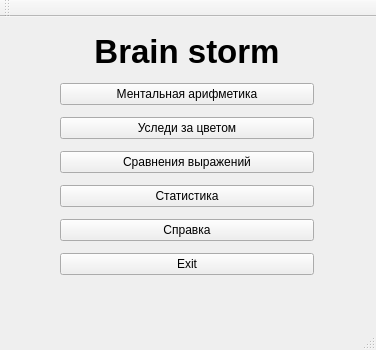
The window that mainwindow.ui (moevm/gui-1h2017-12) describes before a commit, drawn with Qt 5.
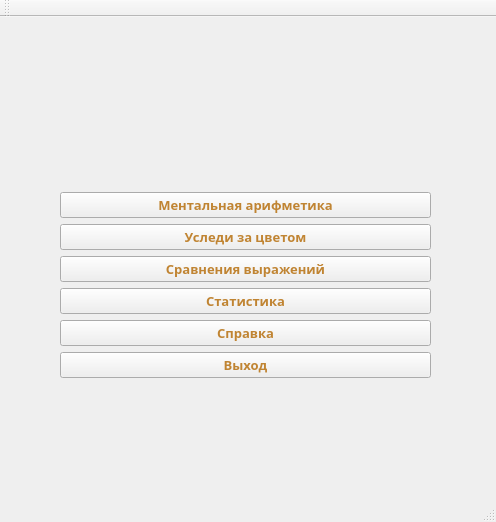
The same window after the commit. Icons and pictures are not drawn.

Diff of the .ui file:
```diff
--- a/mainwindow.ui
+++ b/mainwindow.ui
@@ -6,26 +6,74 @@
    <rect>
     <x>0</x>
     <y>0</y>
-    <width>376</width>
-    <height>350</height>
+    <width>496</width>
+    <height>522</height>
    </rect>
   </property>
+  <property name="palette">
+   <palette>
+    <active>
+     <colorrole role="ButtonText">
+      <brush brushstyle="SolidPattern">
+       <color alpha="255">
+        <red>192</red>
+        <green>132</green>
+        <blue>50</blue>
+       </color>
+      </brush>
+     </colorrole>
+    </active>
+    <inactive>
+     <colorrole role="ButtonText">
+      <brush brushstyle="SolidPattern">
+       <color alpha="255">
+        <red>192</red>
+        <green>132</green>
+        <blue>50</blue>
+       </color>
+      </brush>
+     </colorrole>
+    </inactive>
+    <disabled>
+     <colorrole role="ButtonText">
+      <brush brushstyle="SolidPattern">
+       <color alpha="255">
+        <red>120</red>
+        <green>120</green>
+        <blue>120</blue>
+       </color>
+      </brush>
+     </colorrole>
+    </disabled>
+   </palette>
+  </property>
+  <property name="font">
+   <font>
+    <family>Segoe UI Black</family>
+    <pointsize>10</pointsize>
+    <weight>75</weight>
+    <bold>true</bold>
+   </font>
+  </property>
   <property name="windowTitle">
    <string>MainWindow</string>
   </property>
+  <property name="tabShape">
+   <enum>QTabWidget::Triangular</enum>
+  </property>
   <widget class="QWidget" name="centralWidget">
    <widget class="QWidget" name="verticalLayoutWidget">
     <property name="geometry">
      <rect>
       <x>10</x>
       <y>10</y>
-      <width>354</width>
-      <height>270</height>
+      <width>471</width>
+      <height>437</height>
      </rect>
     </property>
     <layout class="QVBoxLayout" name="verticalLayout">
      <property name="sizeConstraint">
-      <enum>QLayout::SetDefaultConstraint</enum>
+      <enum>QLayout::SetMinimumSize</enum>
      </property>
      <property name="leftMargin">
       <number>50</number>
@@ -39,34 +87,196 @@
      <item>
       <widget class="QLabel" name="label">
        <property name="sizePolicy">
-        <sizepolicy hsizetype="Minimum" vsizetype="Maximum">
+        <sizepolicy hsizetype="Minimum" vsizetype="Fixed">
          <horstretch>0</horstretch>
          <verstretch>0</verstretch>
         </sizepolicy>
        </property>
-       <property name="font">
-        <font>
-         <pointsize>25</pointsize>
-         <weight>75</weight>
-         <bold>true</bold>
-        </font>
+       <property name="palette">
+        <palette>
+         <active>
+          <colorrole role="WindowText">
+           <brush brushstyle="SolidPattern">
+            <color alpha="255">
+             <red>192</red>
+             <green>132</green>
+             <blue>50</blue>
+            </color>
+           </brush>
+          </colorrole>
+          <colorrole role="Button">
+           <brush brushstyle="SolidPattern">
+            <color alpha="255">
+             <red>55</red>
+             <green>54</green>
+             <blue>63</blue>
+            </color>
+           </brush>
+          </colorrole>
+          <colorrole role="Text">
+           <brush brushstyle="SolidPattern">
+            <color alpha="255">
+             <red>192</red>
+             <green>132</green>
+             <blue>50</blue>
+            </color>
+           </brush>
+          </colorrole>
+          <colorrole role="ButtonText">
+           <brush brushstyle="SolidPattern">
+            <color alpha="255">
+             <red>192</red>
+             <green>132</green>
+             <blue>50</blue>
+            </color>
+           </brush>
+          </colorrole>
+         </active>
+         <inactive>
+          <colorrole role="WindowText">
+           <brush brushstyle="SolidPattern">
+            <color alpha="255">
+             <red>192</red>
+             <green>132</green>
+             <blue>50</blue>
+            </color>
+           </brush>
+          </colorrole>
+          <colorrole role="Button">
+           <brush brushstyle="SolidPattern">
+            <color alpha="255">
+             <red>55</red>
+             <green>54</green>
+             <blue>63</blue>
+            </color>
+           </brush>
+          </colorrole>
+          <colorrole role="Text">
+           <brush brushstyle="SolidPattern">
+            <color alpha="255">
+             <red>192</red>
+             <green>132</green>
+             <blue>50</blue>
+            </color>
+           </brush>
+          </colorrole>
+          <colorrole role="ButtonText">
+           <brush brushstyle="SolidPattern">
+            <color alpha="255">
+             <red>192</red>
+             <green>132</green>
+             <blue>50</blue>
+            </color>
+           </brush>
+          </colorrole>
+         </inactive>
+         <disabled>
+          <colorrole role="WindowText">
+           <brush brushstyle="SolidPattern">
+            <color alpha="255">
+             <red>120</red>
+             <green>120</green>
+             <blue>120</blue>
+            </color>
+           </brush>
+          </colorrole>
+          <colorrole role="Button">
+           <brush brushstyle="SolidPattern">
+            <color alpha="255">
+             <red>55</red>
+             <green>54</green>
+             <blue>63</blue>
+            </color>
+           </brush>
+          </colorrole>
+          <colorrole role="Text">
+           <brush brushstyle="SolidPattern">
+            <color alpha="255">
+             <red>120</red>
+             <green>120</green>
+             <blue>120</blue>
+            </color>
+           </brush>
+          </colorrole>
+          <colorrole role="ButtonText">
+           <brush brushstyle="SolidPattern">
+            <color alpha="255">
+             <red>120</red>
+             <green>120</green>
+             <blue>120</blue>
+            </color>
+           </brush>
+          </colorrole>
+         </disabled>
+        </palette>
        </property>
        <property name="text">
-        <string>&lt;CENTER&gt;Brain storm</string>
+        <string/>
+       </property>
+       <property name="pixmap">
+        <pixmap resource="imgfiles.qrc">:/images/foto/BrainLogo1.png</pixmap>
+       </property>
+       <property name="scaledContents">
+        <bool>false</bool>
+       </property>
+       <property name="alignment">
+        <set>Qt::AlignCenter</set>
        </property>
       </widget>
      </item>
+     <item>
+      <layout class="QVBoxLayout" name="verticalLayout_2">
+       <property name="leftMargin">
+        <number>0</number>
+       </property>
+       <property name="topMargin">
+        <number>5</number>
+       </property>
+       <property name="rightMargin">
+        <number>0</number>
+       </property>
+       <property name="bottomMargin">
+        <number>5</number>
+       </property>
      <item>
       <widget class="QPushButton" name="mental">
        <property name="enabled">
         <bool>true</bool>
        </property>
+         <property name="sizePolicy">
+          <sizepolicy hsizetype="Minimum" vsizetype="Maximum">
+           <horstretch>0</horstretch>
+           <verstretch>0</verstretch>
+          </sizepolicy>
+         </property>
+         <property name="font">
+          <font>
+           <weight>75</weight>
+           <bold>true</bold>
+          </font>
+         </property>
        <property name="cursor">
         <cursorShape>PointingHandCursor</cursorShape>
        </property>
+         <property name="contextMenuPolicy">
+          <enum>Qt::DefaultContextMenu</enum>
+         </property>
+         <property name="layoutDirection">
+          <enum>Qt::LeftToRight</enum>
+         </property>
        <property name="text">
         <string>Ментальная арифметика</string>
        </property>
+         <property name="icon">
+          <iconset resource="imgfiles.qrc">
+           <normaloff>:/images/foto/mat.png</normaloff>:/images/foto/mat.png</iconset>
+         </property>
+         <property name="iconSize">
+          <size>
+           <width>45</width>
+           <height>45</height>
+          </size>
+         </property>
       </widget>
      </item>
      <item>
@@ -74,6 +284,16 @@
        <property name="text">
         <string>Уследи за цветом</string>
        </property>
+         <property name="icon">
+          <iconset resource="imgfiles.qrc">
+           <normaloff>:/images/foto/Graphics-Painting-icon.png</normaloff>:/images/foto/Graphics-Painting-icon.png</iconset>
+         </property>
+         <property name="iconSize">
+          <size>
+           <width>45</width>
+           <height>45</height>
+          </size>
+         </property>
       </widget>
      </item>
      <item>
@@ -87,6 +307,16 @@
        <property name="text">
         <string>Сравнения выражений</string>
        </property>
+         <property name="icon">
+          <iconset resource="imgfiles.qrc">
+           <normaloff>:/images/foto/justice.png</normaloff>:/images/foto/justice.png</iconset>
+         </property>
+         <property name="iconSize">
+          <size>
+           <width>45</width>
+           <height>45</height>
+          </size>
+         </property>
       </widget>
      </item>
      <item>
@@ -94,6 +324,16 @@
        <property name="text">
         <string>Статистика</string>
        </property>
+         <property name="icon">
+          <iconset resource="imgfiles.qrc">
+           <normaloff>:/images/foto/statistics-market-icon.png</normaloff>:/images/foto/statistics-market-icon.png</iconset>
+         </property>
+         <property name="iconSize">
+          <size>
+           <width>45</width>
+           <height>45</height>
+          </size>
+         </property>
       </widget>
      </item>
      <item>
@@ -104,14 +344,36 @@
        <property name="text">
         <string>Справка</string>
        </property>
+         <property name="icon">
+          <iconset resource="imgfiles.qrc">
+           <normaloff>:/images/foto/Help-icon.png</normaloff>:/images/foto/Help-icon.png</iconset>
+         </property>
+         <property name="iconSize">
+          <size>
+           <width>45</width>
+           <height>45</height>
+          </size>
+         </property>
       </widget>
      </item>
      <item>
       <widget class="QPushButton" name="exit">
        <property name="text">
-        <string>Exit</string>
-       </property>
-      </widget>
+          <string>Выход</string>
+         </property>
+         <property name="icon">
+          <iconset resource="imgfiles.qrc">
+           <normaloff>:/images/foto/door.png</normaloff>:/images/foto/door.png</iconset>
+         </property>
+         <property name="iconSize">
+          <size>
+           <width>45</width>
+           <height>45</height>
+          </size>
+         </property>
+        </widget>
+       </item>
+      </layout>
      </item>
     </layout>
    </widget>
```
Left out of the diff: 18 changed lines with no effect on the pictures. Lines whose indentation alone changed are shown as unchanged.
